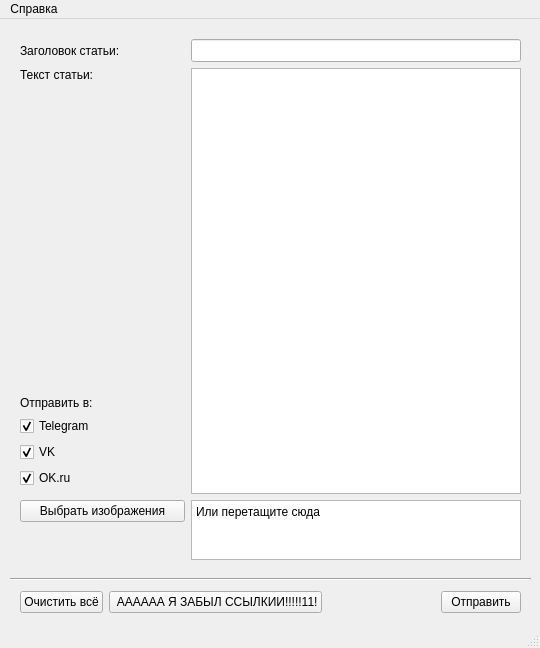
Old version of the form uis/mainwindow.ui in the repository scrooffy/SocialMediaPoster.
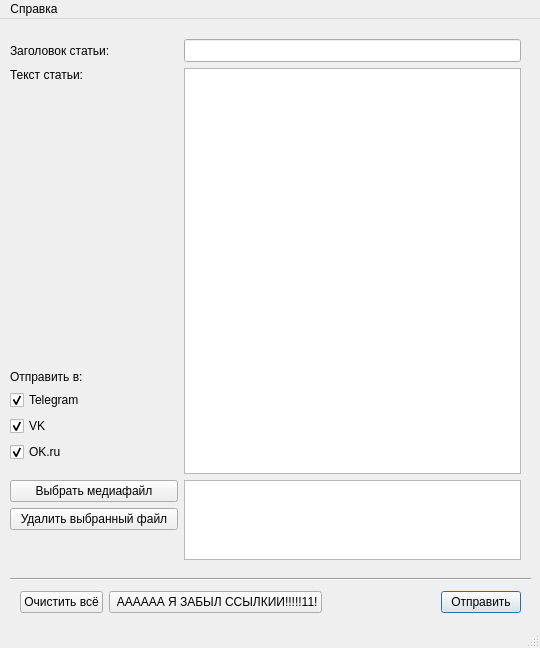
New version of the form.

```diff
--- a/uis/mainwindow.ui
+++ b/uis/mainwindow.ui
@@ -44,6 +44,12 @@
      <height>0</height>
     </size>
    </property>
+   <property name="maximumSize">
+    <size>
+     <width>800</width>
+     <height>16777215</height>
+    </size>
+   </property>
    <widget class="Line" name="line">
     <property name="geometry">
      <rect>
@@ -60,17 +66,46 @@
    <widget class="QWidget" name="layoutWidget">
     <property name="geometry">
      <rect>
-      <x>20</x>
+      <x>10</x>
       <y>20</y>
-      <width>501</width>
+      <width>511</width>
       <height>521</height>
      </rect>
     </property>
     <layout class="QGridLayout" name="gridLayout">
-     <item row="6" column="1">
-      <widget class="QPushButton" name="images_file_dialog">
+     <property name="sizeConstraint">
+      <enum>QLayout::SetDefaultConstraint</enum>
+     </property>
+     <item row="3" column="1">
+      <widget class="QLabel" name="send_to_label">
        <property name="text">
-        <string>Выбрать изображения</string>
+        <string>Отправить в:</string>
+       </property>
+      </widget>
+     </item>
+     <item row="9" column="1">
+      <spacer name="verticalSpacer_2">
+       <property name="orientation">
+        <enum>Qt::Vertical</enum>
+       </property>
+       <property name="sizeType">
+        <enum>QSizePolicy::Preferred</enum>
+       </property>
+       <property name="sizeHint" stdset="0">
+        <size>
+         <width>20</width>
+         <height>20</height>
+        </size>
+       </property>
+      </spacer>
+     </item>
+     <item row="7" column="2" rowspan="3" colspan="2">
+      <widget class="QListWidget" name="file_listWidget">
+       <property name="maximumSize">
+        <size>
+         <width>16777215</width>
+         <height>80</height>
+        </size>
        </property>
       </widget>
      </item>
@@ -108,18 +143,20 @@
        </item>
       </layout>
      </item>
-     <item row="2" column="1">
-      <spacer name="verticalSpacer">
-       <property name="orientation">
-        <enum>Qt::Vertical</enum>
+     <item row="0" column="2" colspan="2">
+      <widget class="QLineEdit" name="article_title">
+       <property name="font">
+        <font>
+         <family>Times New Roman</family>
+         <pointsize>10</pointsize>
+         <bold>true</bold>
+         <stylestrategy>PreferAntialias</stylestrategy>
+        </font>
        </property>
-       <property name="sizeHint" stdset="0">
-        <size>
-         <width>20</width>
-         <height>40</height>
-        </size>
+       <property name="acceptDrops">
+        <bool>false</bool>
        </property>
-      </spacer>
+      </widget>
      </item>
      <item row="0" column="1">
       <widget class="QLabel" name="article_title_label">
@@ -128,10 +165,36 @@
        </property>
       </widget>
      </item>
-     <item row="3" column="1">
-      <widget class="QLabel" name="send_to_label">
+     <item row="2" column="1">
+      <spacer name="verticalSpacer">
+       <property name="orientation">
+        <enum>Qt::Vertical</enum>
+       </property>
+       <property name="sizeHint" stdset="0">
+        <size>
+         <width>20</width>
+         <height>40</height>
+        </size>
+       </property>
+      </spacer>
+     </item>
+     <item row="7" column="1">
+      <widget class="QPushButton" name="images_file_dialog">
        <property name="text">
-        <string>Отправить в:</string>
+        <string>Выбрать медиафайл</string>
+       </property>
+      </widget>
+     </item>
+     <item row="1" column="2" rowspan="6" colspan="2">
+      <widget class="QPlainTextEdit" name="article_text">
+       <property name="font">
+        <font>
+         <family>Times New Roman</family>
+         <pointsize>10</pointsize>
+        </font>
+       </property>
+       <property name="acceptDrops">
+        <bool>false</bool>
        </property>
       </widget>
      </item>
@@ -145,68 +208,18 @@
        </property>
       </widget>
      </item>
-     <item row="0" column="2" colspan="2">
-      <widget class="QLineEdit" name="article_title">
-       <property name="font">
-        <font>
-         <family>Times New Roman</family>
-         <pointsize>10</pointsize>
-         <bold>true</bold>
-         <stylestrategy>PreferAntialias</stylestrategy>
-        </font>
+     <item row="8" column="1">
+      <widget class="QPushButton" name="delete_file_button">
+       <property name="text">
+        <string>Удалить выбранный файл</string>
        </property>
-       <property name="acceptDrops">
+       <property name="checkable">
         <bool>false</bool>
        </property>
-      </widget>
-     </item>
-     <item row="7" column="1">
-      <spacer name="verticalSpacer_2">
-       <property name="orientation">
-        <enum>Qt::Vertical</enum>
+       <property name="default">
+        <bool>false</bool>
        </property>
-       <property name="sizeType">
-        <enum>QSizePolicy::Preferred</enum>
-       </property>
-       <property name="sizeHint" stdset="0">
-        <size>
-         <width>20</width>
-         <height>20</height>
-        </size>
-       </property>
-      </spacer>
-     </item>
-     <item row="6" column="2" rowspan="2" colspan="2">
-      <widget class="QPlainTextEdit" name="img_paths">
-       <property name="sizePolicy">
-        <sizepolicy hsizetype="Expanding" vsizetype="Expanding">
-         <horstretch>0</horstretch>
-         <verstretch>0</verstretch>
-        </sizepolicy>
-       </property>
-       <property name="maximumSize">
-        <size>
-         <width>16777215</width>
-         <height>60</height>
-        </size>
-       </property>
-       <property name="readOnly">
-        <bool>true</bool>
-       </property>
-       <property name="plainText">
-        <string>Или перетащите сюда</string>
-       </property>
-      </widget>
-     </item>
-     <item row="1" column="2" rowspan="5" colspan="2">
-      <widget class="QPlainTextEdit" name="article_text">
-       <property name="font">
-        <font>
-         <family>Times New Roman</family>
-         <pointsize>10</pointsize>
-        </font>
-       </property>
-       <property name="acceptDrops">
+       <property name="flat">
         <bool>false</bool>
        </property>
       </widget>
@@ -255,6 +268,9 @@
        <property name="text">
         <string>Отправить</string>
        </property>
+       <property name="default">
+        <bool>true</bool>
+       </property>
       </widget>
      </item>
     </layout>
```
